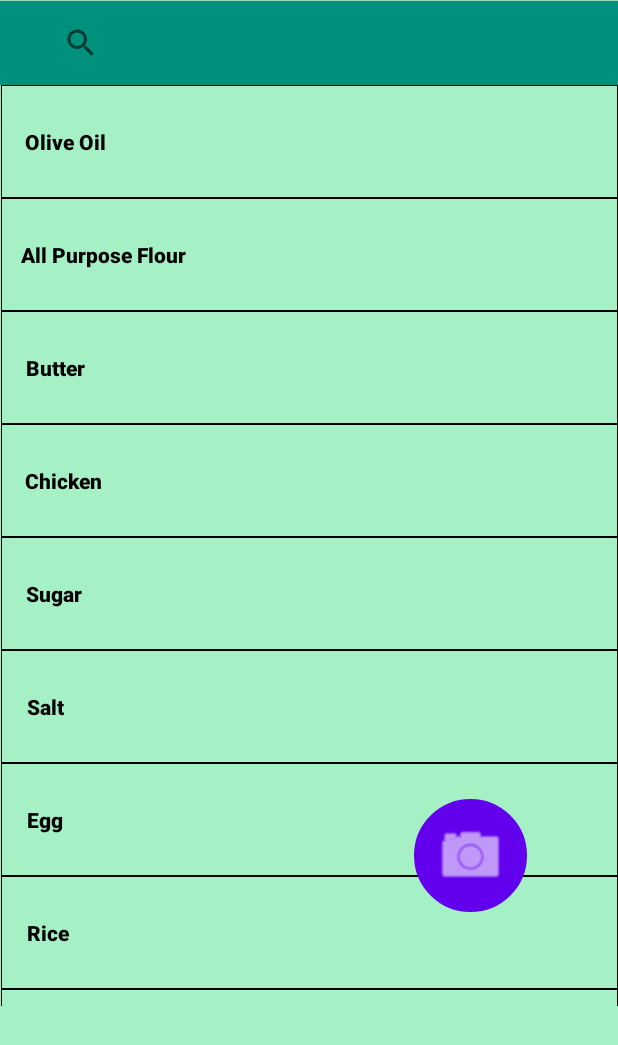
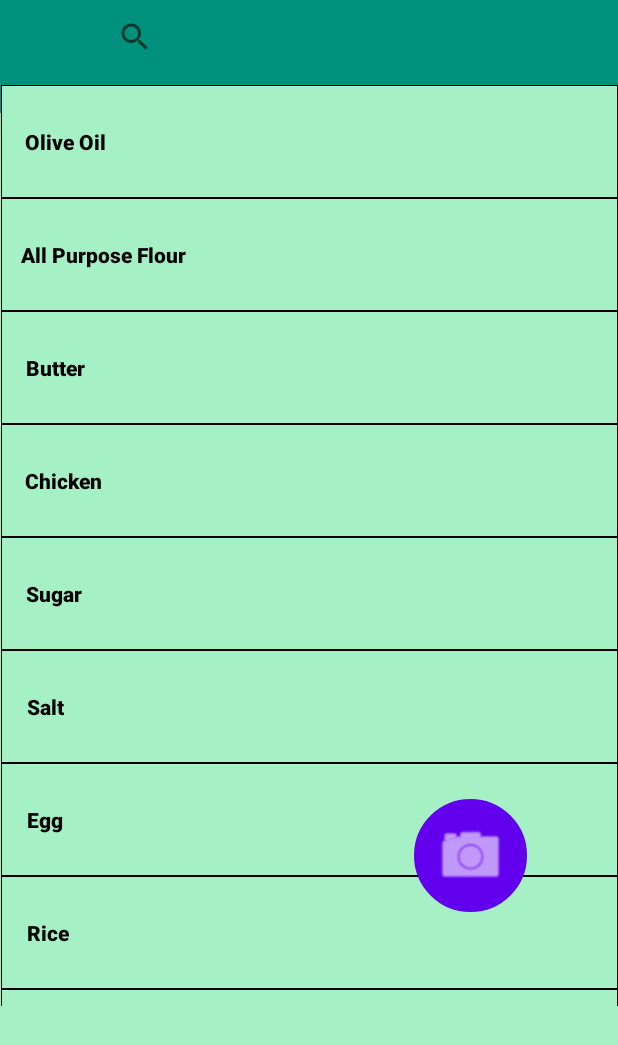
Before and after one commit to clipo124/ingredient-analyzer-app, an Android app: the screen it shows after launch (MainActivity), on a phone screen of 412 x 824 dp. Shown: the top 1045 px of the screen. Run offline under Robolectric (Android 15) with nearby library versions, the phone set to English and light mode, and no system bars; 1 statement that could not run was skipped.

Commit message:
Toolbar now touches the top of the screen. SearchView attributes tweaked.

```diff
--- a/app/src/main/res/layout/search_view.xml
+++ b/app/src/main/res/layout/search_view.xml
@@ -6,7 +6,7 @@
 
     <SearchView
         android:id="@+id/search_view"
-        android:layout_width="300dp"
+        android:layout_width="wrap_content"
         android:layout_height="wrap_content"
         android:queryHint="Search..."
         app:layout_constraintBottom_toBottomOf="parent"
--- a/app/src/main/res/layout/toolbar.xml
+++ b/app/src/main/res/layout/toolbar.xml
@@ -7,17 +7,23 @@
 
     <androidx.appcompat.widget.Toolbar
         android:layout_width="match_parent"
-        android:layout_height="wrap_content"
+        android:layout_height="75dp"
         android:background="@color/observatory"
         android:elevation="32dp"
         app:layout_constraintBottom_toBottomOf="parent"
+        app:layout_constraintEnd_toEndOf="parent"
+        app:layout_constraintHorizontal_bias="1.0"
+        app:layout_constraintStart_toStartOf="parent"
         app:layout_constraintTop_toTopOf="parent"
-        app:layout_constraintVertical_bias="0.001"
-        tools:layout_editor_absoluteX="0dp">
+        app:layout_constraintVertical_bias="0.0">
 
         <include
             android:id="@+id/search_view"
-            layout="@layout/search_view" />
+            layout="@layout/search_view"
+            android:layout_width="match_parent"
+            android:layout_height="match_parent"
+            tools:layout_editor_absoluteX="16dp"
+            tools:layout_editor_absoluteY="13dp" />
 
 
     </androidx.appcompat.widget.Toolbar>
```
